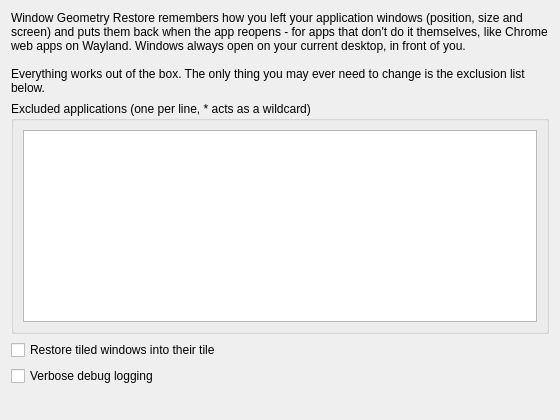
Above: src/contents/ui/config.ui from IamAndelib/window-geometry-restore before the change. Below: the same form after it.
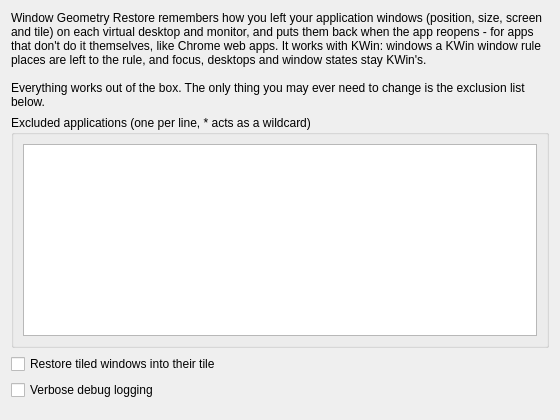
That is the form after the change.

```diff
--- a/src/contents/ui/config.ui
+++ b/src/contents/ui/config.ui
@@ -14,7 +14,7 @@
    <item>
     <widget class="QLabel" name="introLabel">
      <property name="text">
-      <string>Window Geometry Restore remembers how you left your application windows (position, size and screen) and puts them back when the app reopens - for apps that don't do it themselves, like Chrome web apps on Wayland. Windows always open on your current desktop, in front of you.
+      <string>Window Geometry Restore remembers how you left your application windows (position, size, screen and tile) on each virtual desktop and monitor, and puts them back when the app reopens - for apps that don't do it themselves, like Chrome web apps. It works with KWin: windows a KWin window rule places are left to the rule, and focus, desktops and window states stay KWin's.
 
 Everything works out of the box. The only thing you may ever need to change is the exclusion list below.</string>
      </property>
```
